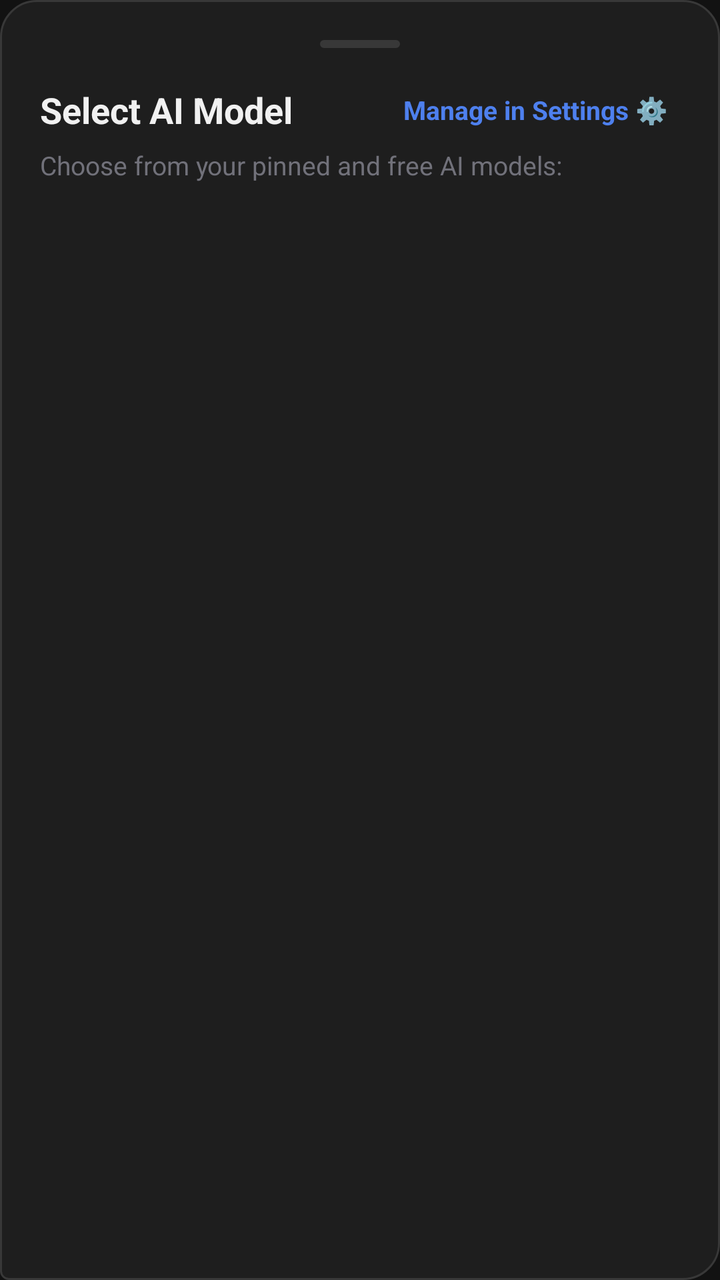
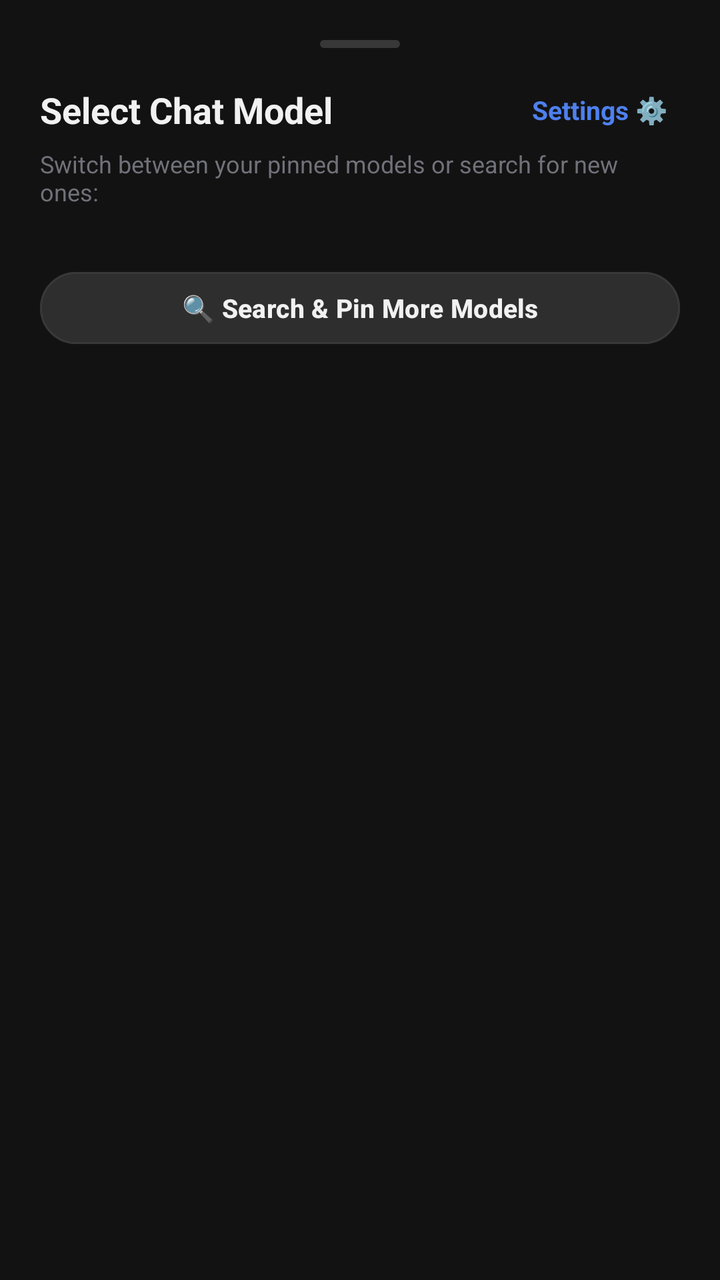

An Android layout rendered at two revisions. The XML below is the earlier revision; the diff shows what the commit changed to produce the second picture.
<!-- AndroidManifest.xml: application theme Theme.AIPersonalAssistant -->
<!-- res/layout/bottom_sheet_model_selector.xml -->
<?xml version="1.0" encoding="utf-8"?>
<LinearLayout xmlns:android="http://schemas.android.com/apk/res/android"
    xmlns:app="http://schemas.android.com/apk/res-auto"
    android:layout_width="match_parent"
    android:layout_height="wrap_content"
    android:background="@drawable/bg_chat_assistant"
    android:orientation="vertical"
    android:padding="20dp">

    
    <View
        android:layout_width="40dp"
        android:layout_height="4dp"
        android:layout_gravity="center_horizontal"
        android:layout_marginBottom="16dp"
        android:background="@drawable/bg_model_pill"
        android:backgroundTint="@color/card_stroke_dark" />

    
    <LinearLayout
        android:layout_width="match_parent"
        android:layout_height="wrap_content"
        android:gravity="center_vertical"
        android:orientation="horizontal">

        <TextView
            android:layout_width="0dp"
            android:layout_height="wrap_content"
            android:layout_weight="1"
            android:text="Select AI Model"
            android:textColor="@color/text_primary"
            android:textSize="18sp"
            android:textStyle="bold" />

        <TextView
            android:id="@+id/btnManageModels"
            android:layout_width="wrap_content"
            android:layout_height="wrap_content"
            android:background="?attr/selectableItemBackground"
            android:padding="6dp"
            android:text="Manage in Settings ⚙️"
            android:textColor="@color/accent_gemini_blue"
            android:textSize="13sp"
            android:textStyle="bold" />
    </LinearLayout>

    <TextView
        android:layout_width="match_parent"
        android:layout_height="wrap_content"
        android:layout_marginTop="4dp"
        android:text="Choose from your pinned and free AI models:"
        android:textColor="@color/text_muted"
        android:textSize="13sp" />

    
    <androidx.recyclerview.widget.RecyclerView
        android:id="@+id/recyclerModelSelector"
        android:layout_width="match_parent"
        android:layout_height="wrap_content"
        android:layout_marginTop="16dp"
        android:maxHeight="360dp"
        android:overScrollMode="never" />

</LinearLayout>
<!-- resources referenced by this layout -->
<resources>
  <color name="accent_gemini_blue">#4E80EE</color>
  <color name="card_stroke_dark">#383838</color>
  <color name="text_muted">#71717A</color>
  <color name="text_primary">#F1F1F1</color>
  <!-- drawable bg_chat_assistant (drawable) -->
  <?xml version="1.0" encoding="utf-8"?>
  <shape xmlns:android="http://schemas.android.com/apk/res/android"
      android:shape="rectangle">
      <solid android:color="@color/surface_dark" />
      <corners
          android:topLeftRadius="18dp"
          android:topRightRadius="18dp"
          android:bottomLeftRadius="4dp"
          android:bottomRightRadius="18dp" />
      <stroke
          android:width="1dp"
          android:color="@color/card_stroke_dark" />
  </shape>
  <!-- drawable bg_model_pill (drawable) -->
  <?xml version="1.0" encoding="utf-8"?>
  <shape xmlns:android="http://schemas.android.com/apk/res/android"
      android:shape="rectangle">
      <solid android:color="@color/surface_elevated_dark" />
      <corners android:radius="20dp" />
      <stroke
          android:width="1dp"
          android:color="@color/accent_gemini_blue" />
  </shape>
  <style name="Theme.AIPersonalAssistant" parent="Theme.Material3.DayNight.NoActionBar">
          
          <item name="colorPrimary">@color/accent_gemini_blue</item>
          <item name="colorOnPrimary">@color/white</item>
          <item name="colorPrimaryContainer">@color/surface_elevated_dark</item>
          <item name="colorOnPrimaryContainer">@color/text_primary</item>
  
          
          <item name="colorSecondary">@color/accent_sparkle</item>
          <item name="colorOnSecondary">@color/black</item>
  
          
          <item name="android:colorBackground">@color/bg_dark</item>
          <item name="colorSurface">@color/surface_dark</item>
          <item name="colorOnSurface">@color/text_primary</item>
          <item name="colorSurfaceVariant">@color/surface_variant_dark</item>
          <item name="colorOnSurfaceVariant">@color/text_secondary</item>
  
          
          <item name="android:statusBarColor">@color/bg_dark</item>
          <item name="android:navigationBarColor">@color/bg_dark</item>
          <item name="android:windowLightStatusBar" tools:targetApi="m">false</item>
      </style>
  <color name="surface_dark">#1E1E1E</color>
  <color name="surface_elevated_dark">#2E2E2E</color>
  <color name="white">#FFFFFF</color>
  <color name="accent_sparkle">#60A5FA</color>
  <color name="black">#000000</color>
  <color name="bg_dark">#121212</color>
  <color name="surface_variant_dark">#262626</color>
  <color name="text_secondary">#A1A1AA</color>
</resources>

<!-- the commit's change to res/layout/bottom_sheet_model_selector.xml (unified diff, before → after) -->
@@ -3,7 +3,7 @@
     xmlns:app="http://schemas.android.com/apk/res-auto"
     android:layout_width="match_parent"
     android:layout_height="wrap_content"
-    android:background="@drawable/bg_chat_assistant"
+    android:background="@color/bg_dark"
     android:orientation="vertical"
     android:padding="20dp">
 
@@ -27,7 +27,7 @@
             android:layout_width="0dp"
             android:layout_height="wrap_content"
             android:layout_weight="1"
-            android:text="Select AI Model"
+            android:text="Select Chat Model"
             android:textColor="@color/text_primary"
             android:textSize="18sp"
             android:textStyle="bold" />
@@ -38,7 +38,7 @@
             android:layout_height="wrap_content"
             android:background="?attr/selectableItemBackground"
             android:padding="6dp"
-            android:text="Manage in Settings ⚙️"
+            android:text="Settings ⚙️"
             android:textColor="@color/accent_gemini_blue"
             android:textSize="13sp"
             android:textStyle="bold" />
@@ -48,17 +48,69 @@
         android:layout_width="match_parent"
         android:layout_height="wrap_content"
         android:layout_marginTop="4dp"
-        android:text="Choose from your pinned and free AI models:"
+        android:text="Switch between your pinned models or search for new ones:"
         android:textColor="@color/text_muted"
-        android:textSize="13sp" />
+        android:textSize="12sp" />
 
     
     <androidx.recyclerview.widget.RecyclerView
         android:id="@+id/recyclerModelSelector"
         android:layout_width="match_parent"
         android:layout_height="wrap_content"
-        android:layout_marginTop="16dp"
-        android:maxHeight="360dp"
+        android:layout_marginTop="12dp"
+        android:maxHeight="320dp"
         android:overScrollMode="never" />
 
+    
+    <LinearLayout
+        android:id="@+id/layoutNoPinnedModels"
+        android:layout_width="match_parent"
+        android:layout_height="wrap_content"
+        android:layout_marginTop="16dp"
+        android:gravity="center"
+        android:orientation="vertical"
+        android:padding="16dp"
+        android:visibility="gone">
+
+        <ImageView
+            android:layout_width="40dp"
+            android:layout_height="40dp"
+            android:src="@drawable/ic_sparkle"
+            app:tint="@color/accent_gemini_blue" />
+
+        <TextView
+            android:layout_width="wrap_content"
+            android:layout_height="wrap_content"
+            android:layout_marginTop="8dp"
+            android:text="No models pinned yet"
+            android:textColor="@color/text_primary"
+            android:textSize="14sp"
+            android:textStyle="bold" />
+
+        <TextView
+            android:layout_width="wrap_content"
+            android:layout_height="wrap_content"
+            android:layout_marginTop="4dp"
+            android:gravity="center"
+            android:text="Add your API key and search from hundreds of free models on OpenRouter, Groq, Gemini, etc."
+            android:textColor="@color/text_muted"
+            android:textSize="12sp" />
+    </LinearLayout>
+
+    
+    <com.google.android.material.button.MaterialButton
+        android:id="@+id/btnSearchAndPinMore"
+        style="@style/Widget.Material3.Button.TonalButton"
+        android:layout_width="match_parent"
+        android:layout_height="44dp"
+        android:layout_marginTop="16dp"
+        android:backgroundTint="@color/surface_elevated_dark"
+        android:text="🔍 Search &amp; Pin More Models"
+        android:textColor="@color/text_primary"
+        android:textSize="13sp"
+        android:textStyle="bold"
+        app:cornerRadius="22dp"
+        app:strokeColor="@color/card_stroke_dark"
+        app:strokeWidth="1dp" />
+
 </LinearLayout>
<!-- resource entries referenced after the edit -->
@@ -1,23 +1,11 @@
 <!-- resources referenced by this layout -->
 <resources>
   <color name="accent_gemini_blue">#4E80EE</color>
+  <color name="bg_dark">#121212</color>
   <color name="card_stroke_dark">#383838</color>
+  <color name="surface_elevated_dark">#2E2E2E</color>
   <color name="text_muted">#71717A</color>
   <color name="text_primary">#F1F1F1</color>
-  <!-- drawable bg_chat_assistant (drawable) -->
-  <?xml version="1.0" encoding="utf-8"?>
-  <shape xmlns:android="http://schemas.android.com/apk/res/android"
-      android:shape="rectangle">
-      <solid android:color="@color/surface_dark" />
-      <corners
-          android:topLeftRadius="18dp"
-          android:topRightRadius="18dp"
-          android:bottomLeftRadius="4dp"
-          android:bottomRightRadius="18dp" />
-      <stroke
-          android:width="1dp"
-          android:color="@color/card_stroke_dark" />
-  </shape>
   <!-- drawable bg_model_pill (drawable) -->
   <?xml version="1.0" encoding="utf-8"?>
   <shape xmlns:android="http://schemas.android.com/apk/res/android"
@@ -28,6 +16,16 @@
           android:width="1dp"
           android:color="@color/accent_gemini_blue" />
   </shape>
+  <!-- drawable ic_sparkle (drawable) -->
+  <vector xmlns:android="http://schemas.android.com/apk/res/android"
+      android:width="24dp"
+      android:height="24dp"
+      android:viewportWidth="24"
+      android:viewportHeight="24">
+      <path
+          android:fillColor="@color/accent_gemini_blue"
+          android:pathData="M19,9l1.25,-2.75L23,5l-2.75,-1.25L19,1l-1.25,2.75L15,5l2.75,1.25L19,9zM9,11l2.5,-5.5L14,11l5.5,2.5L14,16l-2.5,5.5L9,16l-5.5,-2.5L9,11zM19,15l-1.25,2.75L15,19l2.75,1.25L19,23l1.25,-2.75L23,19l-2.75,-1.25L19,15z"/>
+  </vector>
   <style name="Theme.AIPersonalAssistant" parent="Theme.Material3.DayNight.NoActionBar">
           
           <item name="colorPrimary">@color/accent_gemini_blue</item>
@@ -51,12 +49,10 @@
           <item name="android:navigationBarColor">@color/bg_dark</item>
           <item name="android:windowLightStatusBar" tools:targetApi="m">false</item>
       </style>
-  <color name="surface_dark">#1E1E1E</color>
-  <color name="surface_elevated_dark">#2E2E2E</color>
   <color name="white">#FFFFFF</color>
   <color name="accent_sparkle">#60A5FA</color>
   <color name="black">#000000</color>
-  <color name="bg_dark">#121212</color>
+  <color name="surface_dark">#1E1E1E</color>
   <color name="surface_variant_dark">#262626</color>
   <color name="text_secondary">#A1A1AA</color>
 </resources>
